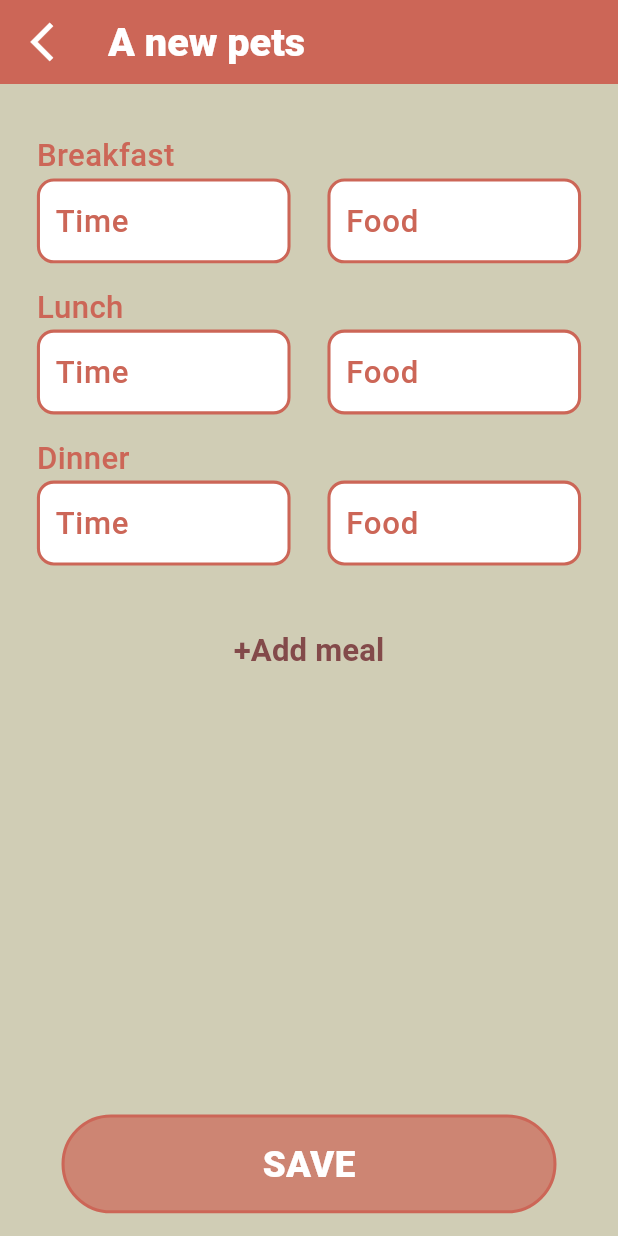
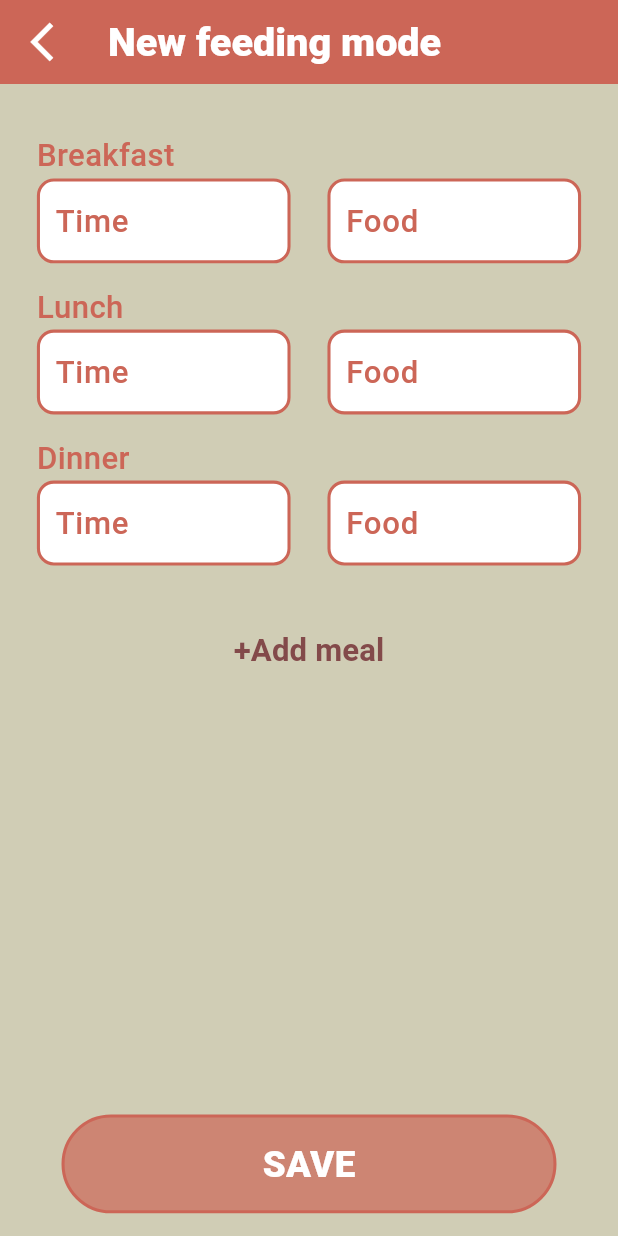
Before and after one commit to tuiaaraok/MonkeyMingle, a Flutter app: the NewFeedingModePage screen opened directly with empty values, on a phone screen of 412 x 824 dp. Run offline on Flutter 3.47's test engine with Material 3 defaults, Android fonts, the phone set to English and light mode, and no system bars; our stand-ins replace dropdown_button2, equatable, firebase_core, firebase_remote_config, flutter_bloc, flutter_screenutil and 11 more; accounts and stored records are empty; statements that could not run were skipped.

Commit message:
app bar fix

```diff
--- a/lib/presentation/pages/new_feeding_mode_page.dart
+++ b/lib/presentation/pages/new_feeding_mode_page.dart
@@ -98,7 +98,7 @@ class _NewFeedingModePageState extends State<NewFeedingModePage> {
             SliverAppBar(
               backgroundColor: containerMainColor,
               title: Text(
-                "A new pets",
+                "New feeding mode",
                 textAlign: TextAlign.center,
                 style: textStyleAppBar,
               ),
--- a/lib/presentation/pages/new_procedure_page.dart
+++ b/lib/presentation/pages/new_procedure_page.dart
@@ -78,7 +78,7 @@ class _NewProcedurePageState extends State<NewProcedurePage> {
           SliverAppBar(
             backgroundColor: containerMainColor,
             title: Text(
-              "A new pets",
+              "New procedure",
               textAlign: TextAlign.center,
               style: textStyleAppBar,
             ),
```
